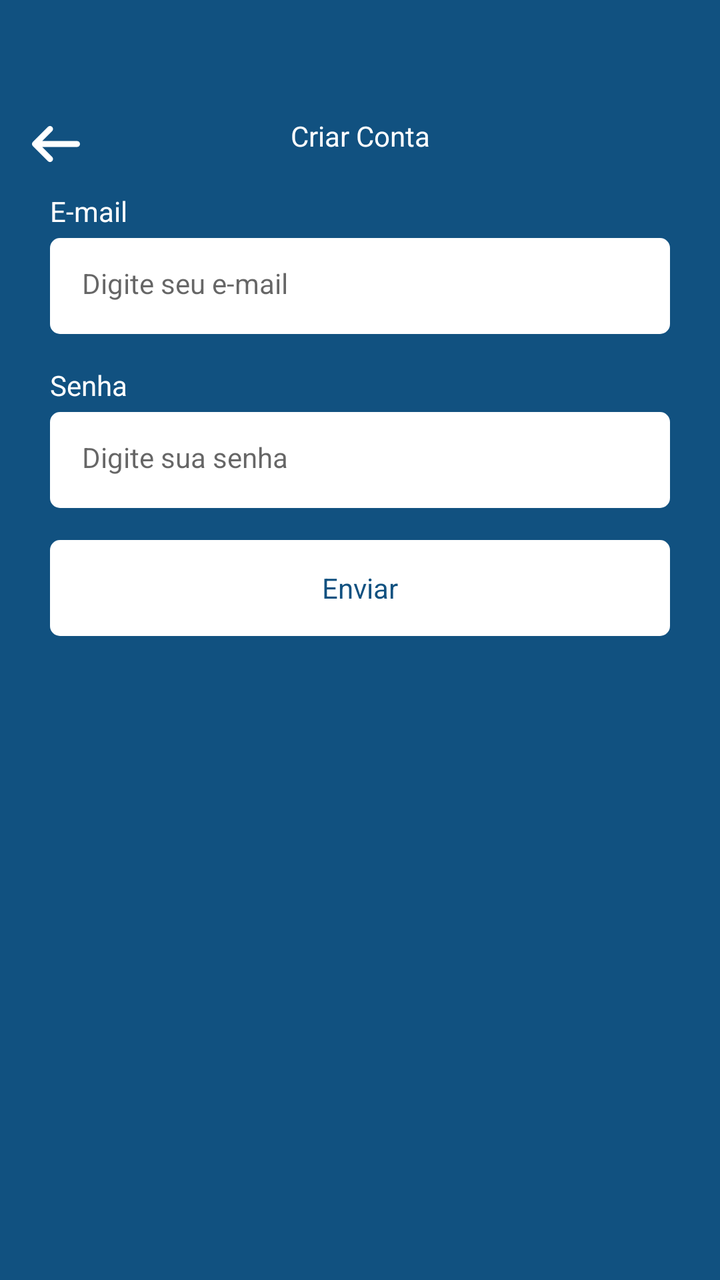
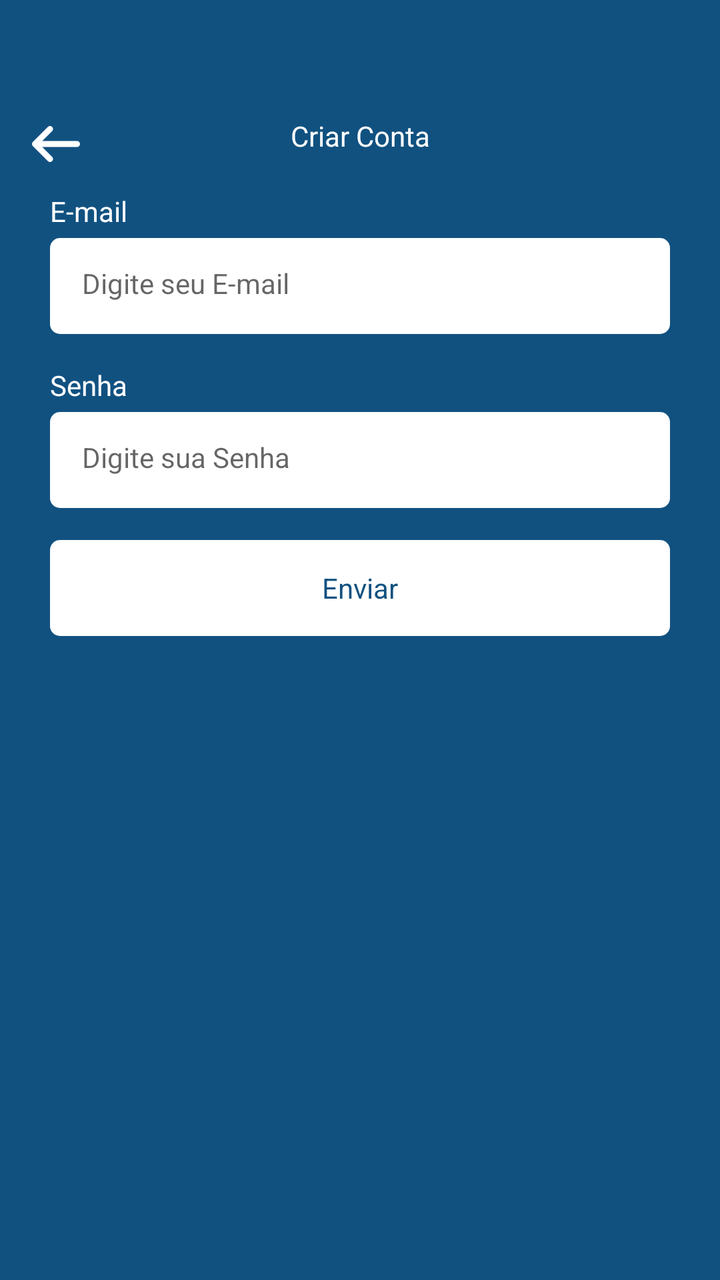

The first picture is an Android layout as it rendered before a commit; the second is the same layout after the commit. The layout source and the unified diff follow.
<!-- AndroidManifest.xml: application theme Theme.Kanban -->
<!-- res/layout/fragment_register.xml -->
<?xml version="1.0" encoding="utf-8"?>
<ScrollView xmlns:android="http://schemas.android.com/apk/res/android"
    xmlns:tools="http://schemas.android.com/tools"
    android:layout_width="match_parent"
    android:layout_height="match_parent"
    xmlns:app="http://schemas.android.com/apk/res-auto"
    tools:context=".ui.auth.RegisterFragment"
    android:fillViewport="true">

    <LinearLayout
        android:id="@+id/linearlayout1"
        android:layout_width="match_parent"
        android:layout_height="wrap_content"
        android:orientation="vertical">
        <com.google.android.material.appbar.MaterialToolbar
            android:id="@+id/toolbar"
            android:layout_width="match_parent"
            android:layout_height="wrap_content"
            app:navigationIcon="@drawable/icback"
            android:paddingTop="40dp">
            <TextView
                android:layout_width="wrap_content"
                android:layout_height="wrap_content"
                android:text="Criar Conta"
                android:textColor="@color/white"
                android:layout_gravity="center_horizontal"/>

        </com.google.android.material.appbar.MaterialToolbar>
        <LinearLayout
            android:id="@+id/linearlayout2"
            android:layout_width="match_parent"
            android:layout_height="wrap_content"
            android:orientation="vertical"
            android:layout_marginHorizontal="25dp">
            <TextView
                android:layout_width="wrap_content"
                android:layout_height="wrap_content"
                android:text="E-mail"
                android:textColor="@color/white"/>

            <EditText
                android:layout_width="match_parent"
                android:layout_height="48dp"
                android:hint="Digite seu e-mail"
                android:inputType="textEmailAddress"
                style="@style/EditTextTheme"
                android:id="@+id/edittextemail"
                android:layout_marginTop="4dp"/>
            <TextView
                android:layout_width="wrap_content"
                android:layout_height="wrap_content"
                android:text="Senha"
                android:textColor="@color/white"
                android:layout_marginTop="16dp"/>

            <EditText
                android:layout_width="match_parent"
                android:layout_height="48dp"
                android:inputType="textPassword"
                android:hint="Digite sua senha"
                style="@style/EditTextTheme"
                android:id="@+id/edittextsenha"
                android:layout_marginTop="4dp"/>

            <com.google.android.material.button.MaterialButton
                android:id="@+id/botaoenviar"
                android:layout_width="match_parent"
                android:layout_height="wrap_content"
                android:backgroundTint="@null"
                style="@style/ButtonTheme"
                android:text="Enviar"
                app:backgroundTint="@null"
                android:layout_marginTop="16dp"/>

            <ProgressBar
                android:layout_width="wrap_content"
                android:layout_height="wrap_content"
                android:layout_marginTop="8dp"
                android:indeterminateTint="@color/white"
                android:visibility="invisible"
                tools:visibility="visible"
                android:layout_gravity="center"/>
        </LinearLayout>

    </LinearLayout>
</ScrollView>
<!-- resources referenced by this layout -->
<resources>
  <color name="white">#FFFFFFFF</color>
  <!-- drawable icback (drawable) -->
  <vector xmlns:android="http://schemas.android.com/apk/res/android" android:height="30dp" android:viewportHeight="640" android:viewportWidth="640" android:width="30dp">
        
      <path android:fillColor="#FFFFFF" android:pathData="M73.4,297.4C60.9,309.9 60.9,330.2 73.4,342.7L233.4,502.7C245.9,515.2 266.2,515.2 278.7,502.7C291.2,490.2 291.2,469.9 278.7,457.4L173.3,352L544,352C561.7,352 576,337.7 576,320C576,302.3 561.7,288 544,288L173.3,288L278.7,182.6C291.2,170.1 291.2,149.8 278.7,137.3C266.2,124.8 245.9,124.8 233.4,137.3L73.4,297.3z"/>
      
  </vector>
  <style name="ButtonTheme" parent="Theme.MaterialComponents.DayNight.NoActionBar">
          <item name="android:background">@drawable/bg_btn</item>
          <item name="textAllCaps">false</item>
          <item name="android:textColor">@color/color_default</item>
          <item name="backgroundTint">@null</item>
      </style>
  <style name="EditTextTheme" parent="Theme.MaterialComponents.DayNight.NoActionBar">
          <item name="android:background">@drawable/bg_edit_text</item>
          <item name="android:padding">16dp</item>
          <item name="android:textSize">14sp</item>
      </style>
  <style name="Theme.Kanban" parent="Base.Theme.Kanban" />
  <!-- drawable bg_btn (drawable) -->
  <?xml version="1.0" encoding="utf-8"?>
  <shape xmlns:android="http://schemas.android.com/apk/res/android"
      android:shape="rectangle">
      <solid android:color="@color/white"/>
      <corners android:radius="5dp"/>
  
  </shape>
  <color name="color_default">#115180</color>
  <!-- drawable bg_edit_text (drawable) -->
  <?xml version="1.0" encoding="utf-8"?>
  <shape xmlns:android="http://schemas.android.com/apk/res/android"
      android:shape="rectangle">
      <solid android:color="@color/white"/>
      <corners android:radius="5dp"/>
  
  </shape>
  <style name="Base.Theme.Kanban" parent="Theme.Material3.DayNight.NoActionBar">
          
          <item name="colorPrimary">@color/color_default</item>
          <item name="colorPrimaryVariant">@color/color_default</item>
          <item name="android:windowBackground">@color/color_default</item>
      </style>
</resources>

<!-- the commit's change to res/layout/fragment_register.xml (unified diff, before → after) -->
@@ -21,7 +21,7 @@
             <TextView
                 android:layout_width="wrap_content"
                 android:layout_height="wrap_content"
-                android:text="Criar Conta"
+                android:text="@string/text_button_register_login_fragment"
                 android:textColor="@color/white"
                 android:layout_gravity="center_horizontal"/>
 
@@ -35,13 +35,13 @@
             <TextView
                 android:layout_width="wrap_content"
                 android:layout_height="wrap_content"
-                android:text="E-mail"
+                android:text="@string/email_text"
                 android:textColor="@color/white"/>
 
             <EditText
                 android:layout_width="match_parent"
                 android:layout_height="48dp"
-                android:hint="Digite seu e-mail"
+                android:hint="@string/hint_edit_email"
                 android:inputType="textEmailAddress"
                 style="@style/EditTextTheme"
                 android:id="@+id/edittextemail"
@@ -49,7 +49,7 @@
             <TextView
                 android:layout_width="wrap_content"
                 android:layout_height="wrap_content"
-                android:text="Senha"
+                android:text="@string/password_text"
                 android:textColor="@color/white"
                 android:layout_marginTop="16dp"/>
 
@@ -57,7 +57,7 @@
                 android:layout_width="match_parent"
                 android:layout_height="48dp"
                 android:inputType="textPassword"
-                android:hint="Digite sua senha"
+                android:hint="@string/hint_edit_password"
                 style="@style/EditTextTheme"
                 android:id="@+id/edittextsenha"
                 android:layout_marginTop="4dp"/>
@@ -68,7 +68,7 @@
                 android:layout_height="wrap_content"
                 android:backgroundTint="@null"
                 style="@style/ButtonTheme"
-                android:text="Enviar"
+                android:text="@string/text_button_register_fragment"
                 app:backgroundTint="@null"
                 android:layout_marginTop="16dp"/>
 
<!-- resource entries referenced after the edit -->
@@ -7,6 +7,12 @@
       <path android:fillColor="#FFFFFF" android:pathData="M73.4,297.4C60.9,309.9 60.9,330.2 73.4,342.7L233.4,502.7C245.9,515.2 266.2,515.2 278.7,502.7C291.2,490.2 291.2,469.9 278.7,457.4L173.3,352L544,352C561.7,352 576,337.7 576,320C576,302.3 561.7,288 544,288L173.3,288L278.7,182.6C291.2,170.1 291.2,149.8 278.7,137.3C266.2,124.8 245.9,124.8 233.4,137.3L73.4,297.3z"/>
       
   </vector>
+  <string name="email_text">E-mail</string>
+  <string name="hint_edit_email">Digite seu E-mail</string>
+  <string name="hint_edit_password">Digite sua Senha</string>
+  <string name="password_text">Senha</string>
+  <string name="text_button_register_fragment">Enviar</string>
+  <string name="text_button_register_login_fragment">Criar Conta</string>
   <style name="ButtonTheme" parent="Theme.MaterialComponents.DayNight.NoActionBar">
           <item name="android:background">@drawable/bg_btn</item>
           <item name="textAllCaps">false</item>
